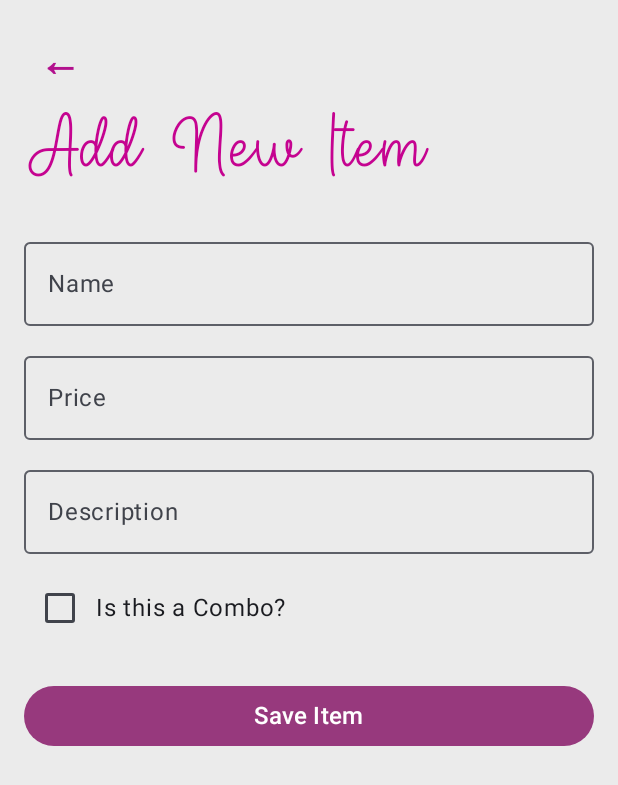
After one commit to NetoLpz05/TheCheezery_ErnestoLopez, an Android app built with Jetpack Compose: the AddProductScreen screen opened through its navigation route, on a phone screen of 412 x 824 dp. The commit adds this screen. Shown: the top 785 px of the screen. Run offline under Robolectric (Android 15) with nearby library versions, the phone set to English and light mode, and no system bars; our stand-ins replace Room's generated code.

Commit message:
practica completa

```diff
--- a/app/build.gradle.kts
+++ b/app/build.gradle.kts
@@ -2,6 +2,7 @@ plugins {
     alias(libs.plugins.android.application)
     alias(libs.plugins.kotlin.android)
     alias(libs.plugins.kotlin.compose)
+    id("com.google.devtools.ksp")
 }
 
 android {
@@ -53,6 +54,10 @@ dependencies {
     implementation("androidx.compose.ui:ui-text-google-fonts")
     implementation("androidx.lifecycle:lifecycle-viewmodel-compose:2.8.7")
     implementation("androidx.navigation:navigation-compose:2.8.5")
+    implementation("org.jetbrains.kotlinx:kotlinx-coroutines-android:1.7.3")
+    implementation("androidx.room:room-runtime:2.6.1")
+    implementation("androidx.room:room-ktx:2.6.1")
+    ksp("androidx.room:room-compiler:2.6.1")
     testImplementation(libs.junit)
     androidTestImplementation(libs.androidx.junit)
     androidTestImplementation(libs.androidx.espresso.core)
--- a/app/src/main/java/lopez/ermesto/thecheesery/MainActivity.kt
+++ b/app/src/main/java/lopez/ermesto/thecheesery/MainActivity.kt
@@ -13,13 +13,16 @@ import androidx.lifecycle.viewmodel.compose.viewModel
 import androidx.navigation.compose.NavHost
 import androidx.navigation.compose.composable
 import androidx.navigation.compose.rememberNavController
+import lopez.ermesto.thecheesery.screens.AddProductScreen
 import lopez.ermesto.thecheesery.screens.CartScreen
+import lopez.ermesto.thecheesery.screens.ComboScreen
 import lopez.ermesto.thecheesery.screens.LoginScreen
 import lopez.ermesto.thecheesery.screens.MenuScreen
 import lopez.ermesto.thecheesery.screens.ProductScreen
 import lopez.ermesto.thecheesery.screens.WelcomeScreen
 import lopez.ermesto.thecheesery.ui.theme.TheCheezeryTheme
 import lopez.ermesto.thecheesery.viewmodel.CartViewModel
+import lopez.ermesto.thecheesery.viewmodel.CheezeryViewModel
 
 class MainActivity : ComponentActivity() {
     override fun onCreate(savedInstanceState: Bundle?) {
@@ -37,6 +40,7 @@ class MainActivity : ComponentActivity() {
 fun TheCheezeryApp() {
     val navController = rememberNavController()
     val cartViewModel: CartViewModel = viewModel()
+    val cheezeryViewModel: CheezeryViewModel = viewModel()
 
     Scaffold(modifier = Modifier.fillMaxSize()) { innerPadding ->
         NavHost(
@@ -63,7 +67,13 @@ fun TheCheezeryApp() {
             composable("menu") {
                 MenuScreen(
                     onNavigateToCategory = { category ->
-                        navController.navigate("product/$category")
+                        if (category == "combos") {
+                            navController.navigate("combos")
+                        } else if (category == "add") {
+                            navController.navigate("add")
+                        } else {
+                            navController.navigate("product/$category")
+                        }
                     },
                     onNavigateToCart = {
                         navController.navigate("cart")
@@ -79,6 +89,20 @@ fun TheCheezeryApp() {
                     onNavigateToCart = { navController.navigate("cart") }
                 )
             }
+            composable("combos") {
+                ComboScreen(
+                    cheezeryViewModel = cheezeryViewModel,
+                    cartViewModel = cartViewModel,
+                    onBack = { navController.popBackStack() },
+                    onNavigateToCart = { navController.navigate("cart") }
+                )
+            }
+            composable("add") {
+                AddProductScreen(
+                    cheezeryViewModel = cheezeryViewModel,
+                    onBack = { navController.popBackStack() }
+                )
+            }
             composable("cart") {
                 CartScreen(
                     viewModel = cartViewModel,
--- /dev/null
+++ b/app/src/main/java/lopez/ermesto/thecheesery/database/AppDatabase.kt
@@ -0,0 +1,46 @@
+package lopez.ermesto.thecheesery.database
+
+import android.content.Context
+import androidx.room.Database
+import androidx.room.Room
+import androidx.room.RoomDatabase
+import lopez.ermesto.thecheesery.database.dao.ComboDao
+import lopez.ermesto.thecheesery.database.dao.ProductComboDao
+import lopez.ermesto.thecheesery.database.dao.ProductDao
+import lopez.ermesto.thecheesery.database.entity.ComboEntity
+import lopez.ermesto.thecheesery.database.entity.ProductComboEntity
+import lopez.ermesto.thecheesery.database.entity.ProductEntity
+
+@Database(
+    entities = [
+        ProductEntity::class,
+        ComboEntity::class,
+        ProductComboEntity::class
+    ],
+    version = 1,
+    exportSchema = false
+)
+abstract class AppDatabase : RoomDatabase() {
+    abstract fun productDao(): ProductDao
+    abstract fun comboDao(): ComboDao
+    abstract fun productComboDao(): ProductComboDao
+
+    companion object {
+        @Volatile
+        private var INSTANCE: AppDatabase? = null
+
+        fun getInstance(context: Context): AppDatabase {
+            return INSTANCE ?: synchronized(this) {
+                val instance = Room.databaseBuilder(
+                    context.applicationContext,
+                    AppDatabase::class.java,
+                    "cheezery.db"
+                )
+                    .fallbackToDestructiveMigration()
+                    .build()
+                INSTANCE = instance
+                instance
+            }
+        }
+    }
+}
--- /dev/null
+++ b/app/src/main/java/lopez/ermesto/thecheesery/database/dao/ComboDao.kt
@@ -0,0 +1,31 @@
+package lopez.ermesto.thecheesery.database.dao
+
+import androidx.room.Dao
+import androidx.room.Delete
+import androidx.room.Insert
+import androidx.room.OnConflictStrategy
+import androidx.room.Query
+import androidx.room.Transaction
+import androidx.room.Update
+import kotlinx.coroutines.flow.Flow
+import lopez.ermesto.thecheesery.database.entity.ComboEntity
+import lopez.ermesto.thecheesery.database.relation.ComboWithProducts
+
+@Dao
+interface ComboDao {
+    @Insert(onConflict = OnConflictStrategy.REPLACE)
+    suspend fun insertCombo(combo: ComboEntity): Long
+
+    @Update
+    suspend fun updateCombo(combo: ComboEntity)
+
+    @Delete
+    suspend fun deleteCombo(combo: ComboEntity)
+
+    @Query("SELECT * FROM Combos")
+    fun getAllCombos(): Flow<List<ComboEntity>>
+
+    @Transaction
+    @Query("SELECT * FROM Combos")
+    fun getCombosWithProducts(): Flow<List<ComboWithProducts>>
+}
--- /dev/null
+++ b/app/src/main/java/lopez/ermesto/thecheesery/database/dao/ProductComboDao.kt
@@ -0,0 +1,12 @@
+package lopez.ermesto.thecheesery.database.dao
+
+import androidx.room.Dao
+import androidx.room.Insert
+import androidx.room.OnConflictStrategy
+import lopez.ermesto.thecheesery.database.entity.ProductComboEntity
+
+@Dao
+interface ProductComboDao {
+    @Insert(onConflict = OnConflictStrategy.REPLACE)
+    suspend fun insertProductCombo(productCombo: ProductComboEntity): Long
+}
--- /dev/null
+++ b/app/src/main/java/lopez/ermesto/thecheesery/database/dao/ProductDao.kt
@@ -0,0 +1,34 @@
+package lopez.ermesto.thecheesery.database.dao
+
+import androidx.room.Dao
+import androidx.room.Delete
+import androidx.room.Insert
+import androidx.room.OnConflictStrategy
+import androidx.room.Query
+import androidx.room.Update
+import kotlinx.coroutines.flow.Flow
+import lopez.ermesto.thecheesery.database.entity.ProductEntity
+
+@Dao
+interface ProductDao {
+    @Insert(onConflict = OnConflictStrategy.REPLACE)
+    suspend fun insertProduct(product: ProductEntity): Long
+
+    @Insert(onConflict = OnConflictStrategy.REPLACE)
+    suspend fun insertProducts(products: List<ProductEntity>)
+
+    @Update
+    suspend fun updateProduct(product: ProductEntity)
+
+    @Delete
+    suspend fun deleteProduct(product: ProductEntity)
+
+    @Query("SELECT * FROM Products")
+    fun getAllProducts(): Flow<List<ProductEntity>>
+
+    @Query("SELECT * FROM Products WHERE idProduct = :productId")
+    suspend fun getProductById(productId: Int): ProductEntity?
+
+    @Query("SELECT * FROM Products WHERE nameProduct LIKE '%' || :name || '%'")
+    fun searchProducts(name: String): Flow<List<ProductEntity>>
+}
--- /dev/null
+++ b/app/src/main/java/lopez/ermesto/thecheesery/database/entity/ProductEntity.kt
@@ -0,0 +1,20 @@
+package lopez.ermesto.thecheesery.database.entity
+
+import androidx.room.ColumnInfo
+import androidx.room.Entity
+import androidx.room.PrimaryKey
+
+@Entity(tableName = "Products")
+data class ProductEntity(
+    @PrimaryKey(autoGenerate = true)
+    @ColumnInfo(name = "idProduct")
+    val id: Int = 0,
+    @ColumnInfo(name = "nameProduct")
+    val name: String,
+    @ColumnInfo(name = "priceProduct")
+    val price: Float,
+    @ColumnInfo(name = "imageProduct")
+    val image: Int,
+    @ColumnInfo(name = "descriptionProduct")
+    val description: String? = null
+)
--- /dev/null
+++ b/app/src/main/java/lopez/ermesto/thecheesery/repository/CheezeryRepository.kt
@@ -0,0 +1,50 @@
+package lopez.ermesto.thecheesery.repository
+
+import kotlinx.coroutines.flow.Flow
+import lopez.ermesto.thecheesery.database.AppDatabase
+import lopez.ermesto.thecheesery.database.entity.ComboEntity
+import lopez.ermesto.thecheesery.database.entity.ProductComboEntity
+import lopez.ermesto.thecheesery.database.entity.ProductEntity
+import lopez.ermesto.thecheesery.database.relation.ComboWithProducts
+
+class CheezeryRepository(private val database: AppDatabase) {
+    private val productDao = database.productDao()
+    private val comboDao = database.comboDao()
+    private val productComboDao = database.productComboDao()
+
+    suspend fun insertProduct(product: ProductEntity): Long {
+        return productDao.insertProduct(product)
+    }
+
+    suspend fun insertProducts(products: List<ProductEntity>) {
+        productDao.insertProducts(products)
+    }
+
+    fun getAllProducts(): Flow<List<ProductEntity>> {
+        return productDao.getAllProducts()
+    }
+
+    suspend fun getProductById(id: Int): ProductEntity? {
+        return productDao.getProductById(productId = id)
+    }
+
+    fun searchProducts(name: String): Flow<List<ProductEntity>> {
+        return productDao.searchProducts(name)
+    }
+
+    suspend fun insertCombo(combo: ComboEntity): Long {
+        return comboDao.insertCombo(combo)
+    }
+
+    fun getAllCombos(): Flow<List<ComboEntity>> {
+        return comboDao.getAllCombos()
+    }
+
+    fun getCombosWithProducts(): Flow<List<ComboWithProducts>> {
+        return comboDao.getCombosWithProducts()
+    }
+
+    suspend fun insertProductCombo(productCombo: ProductComboEntity): Long {
+        return productComboDao.insertProductCombo(productCombo)
+    }
+}
--- /dev/null
+++ b/app/src/main/java/lopez/ermesto/thecheesery/screens/AddProductScreen.kt
@@ -0,0 +1,126 @@
+package lopez.ermesto.thecheesery.screens
+
+import androidx.compose.foundation.background
+import androidx.compose.foundation.layout.*
+import androidx.compose.material3.*
+import androidx.compose.runtime.*
+import androidx.compose.ui.Alignment
+import androidx.compose.ui.Modifier
+import androidx.compose.ui.graphics.Color
+import androidx.compose.ui.text.font.FontWeight
+import androidx.compose.ui.unit.dp
+import androidx.compose.ui.unit.sp
+import lopez.ermesto.thecheesery.R
+import lopez.ermesto.thecheesery.ui.theme.*
+import lopez.ermesto.thecheesery.viewmodel.CheezeryViewModel
+
+@Composable
+fun AddProductScreen(
+    cheezeryViewModel: CheezeryViewModel,
+    onBack: () -> Unit = {}
+) {
+    var name by remember { mutableStateOf("") }
+    var priceStr by remember { mutableStateOf("") }
+    var description by remember { mutableStateOf("") }
+    var isCombo by remember { mutableStateOf(false) }
+    var successMessage by remember { mutableStateOf(false) }
+
+    Column(
+        modifier = Modifier
+            .fillMaxSize()
+            .background(Dusty_white)
+            .padding(16.dp)
+    ) {
+        Row(
+            modifier = Modifier.fillMaxWidth(),
+            horizontalArrangement = Arrangement.Start,
+            verticalAlignment = Alignment.CenterVertically
+        ) {
+            IconButton(onClick = onBack) {
+                Text(
+                    text = "←",
+                    fontSize = 28.sp,
+                    fontWeight = FontWeight.Bold,
+                    color = Less_Purple
+                )
+            }
+        }
+
+        Text(
+            text = "Add New Item",
+            fontFamily = HelloBunnyFontFamily,
+            fontSize = 60.sp,
+            color = Pinky,
+            modifier = Modifier.padding(vertical = 8.dp)
+        )
+
+        Spacer(modifier = Modifier.height(16.dp))
+
+        OutlinedTextField(
+            value = name,
+            onValueChange = { name = it },
+            label = { Text("Name") },
+            modifier = Modifier.fillMaxWidth()
+        )
+
+        Spacer(modifier = Modifier.height(12.dp))
+
+        OutlinedTextField(
+            value = priceStr,
+            onValueChange = { priceStr = it },
+            label = { Text("Price") },
+            modifier = Modifier.fillMaxWidth()
+        )
+
+        Spacer(modifier = Modifier.height(12.dp))
+
+        OutlinedTextField(
+            value = description,
+            onValueChange = { description = it },
+            label = { Text("Description") },
+            modifier = Modifier.fillMaxWidth()
+        )
+
+        Spacer(modifier = Modifier.height(12.dp))
+
+        Row(
+            verticalAlignment = Alignment.CenterVertically,
+            modifier = Modifier.fillMaxWidth()
+        ) {
+            Checkbox(checked = isCombo, onCheckedChange = { isCombo = it })
+            Text(text = "Is this a Combo?")
+        }
+
+        Spacer(modifier = Modifier.height(24.dp))
+
+        Button(
+            onClick = {
+                val price = priceStr.toFloatOrNull() ?: 0f
+                if (name.isNotBlank()) {
+                    if (isCombo) {
+                        cheezeryViewModel.addCombo(name, price, description, emptyList())
+                    } else {
+                        cheezeryViewModel.addProduct(name, price, R.drawable.chailatte, description)
+                    }
+                    successMessage = true
+                    name = ""
+                    priceStr = ""
+                    description = ""
+                }
+            },
+            colors = ButtonDefaults.buttonColors(containerColor = Very_purple),
+            modifier = Modifier.fillMaxWidth()
+        ) {
+            Text("Save Item", color = Color.White, fontSize = 16.sp)
+        }
+
+        if (successMessage) {
+            Spacer(modifier = Modifier.height(16.dp))
+            Text(
+                text = "Item added successfully!",
+                color = Color(0xFF4CAF50),
+                fontWeight = FontWeight.Bold
+            )
+        }
+    }
+}
--- /dev/null
+++ b/app/src/main/java/lopez/ermesto/thecheesery/viewmodel/CheezeryViewModel.kt
@@ -0,0 +1,85 @@
+package lopez.ermesto.thecheesery.viewmodel
+
+import android.app.Application
+import androidx.lifecycle.AndroidViewModel
+import androidx.lifecycle.viewModelScope
+import kotlinx.coroutines.flow.SharingStarted
+import kotlinx.coroutines.flow.StateFlow
+import kotlinx.coroutines.flow.stateIn
+import kotlinx.coroutines.launch
+import lopez.ermesto.thecheesery.database.AppDatabase
+import lopez.ermesto.thecheesery.database.entity.ComboEntity
+import lopez.ermesto.thecheesery.database.entity.ProductComboEntity
+import lopez.ermesto.thecheesery.database.entity.ProductEntity
+import lopez.ermesto.thecheesery.database.relation.ComboWithProducts
+import lopez.ermesto.thecheesery.repository.CheezeryRepository
+import lopez.ermesto.thecheesery.data.coldDrinks
+import lopez.ermesto.thecheesery.data.hotDrinks
+import lopez.ermesto.thecheesery.data.salties
+import lopez.ermesto.thecheesery.data.sweets
+
+class CheezeryViewModel(application: Application) : AndroidViewModel(application) {
+    private val database = AppDatabase.getInstance(application)
+    private val repository = CheezeryRepository(database)
+
+    val allProducts: StateFlow<List<ProductEntity>> = repository.getAllProducts()
+        .stateIn(viewModelScope, SharingStarted.WhileSubscribed(5000), emptyList())
+
+    val allCombos: StateFlow<List<ComboEntity>> = repository.getAllCombos()
+        .stateIn(viewModelScope, SharingStarted.WhileSubscribed(5000), emptyList())
+
+    val combosWithProducts: StateFlow<List<ComboWithProducts>> = repository.getCombosWithProducts()
+        .stateIn(viewModelScope, SharingStarted.WhileSubscribed(5000), emptyList())
+
+    init {
+        seedInitialData()
+    }
+
+    private fun seedInitialData() {
+        viewModelScope.launch {
+            val allStaticProducts = coldDrinks + hotDrinks + sweets + salties
+            val entities = allStaticProducts.map { p ->
+                ProductEntity(
+                    name = p.name,
+                    price = p.price,
+                    image = p.image,
+                    description = p.description
+                )
+            }
+            repository.insertProducts(entities)
+        }
+    }
+
+    fun addProduct(name: String, price: Float, image: Int, description: String?) {
+        viewModelScope.launch {
+            repository.insertProduct(
+                ProductEntity(
+                    name = name,
+                    price = price,
+                    image = image,
+                    description = description
+                )
+            )
+        }
+    }
+
+    fun addCombo(name: String, price: Float, description: String?, productIds: List<Int>) {
+        viewModelScope.launch {
+            val comboId = repository.insertCombo(
+                ComboEntity(
+                    name = name,
+                    price = price,
+                    description = description
+                )
+            ).toInt()
+            for (productId in productIds) {
+                repository.insertProductCombo(
+                    ProductComboEntity(
+                        idProduct = productId,
+                        idCombo = comboId
+                    )
+                )
+            }
+        }
+    }
+}
--- a/build.gradle.kts
+++ b/build.gradle.kts
@@ -3,4 +3,6 @@ plugins {
     alias(libs.plugins.android.application) apply false
     alias(libs.plugins.kotlin.android) apply false
     alias(libs.plugins.kotlin.compose) apply false
+    id("com.google.devtools.ksp") version "2.0.21-1.0.25" apply false
+
 }
```
Also changed, not shown: app/src/main/java/lopez/ermesto/thecheesery/database/entity/ComboEntity.kt (added, +20 -0 lines), app/src/main/java/lopez/ermesto/thecheesery/database/entity/ProductComboEntity.kt (added, +39 -0 lines), app/src/main/java/lopez/ermesto/thecheesery/database/relation/ComboWithProducts.kt (added, +23 -0 lines), app/src/main/java/lopez/ermesto/thecheesery/screens/ComboScreen.kt (added, +167 -0 lines).
